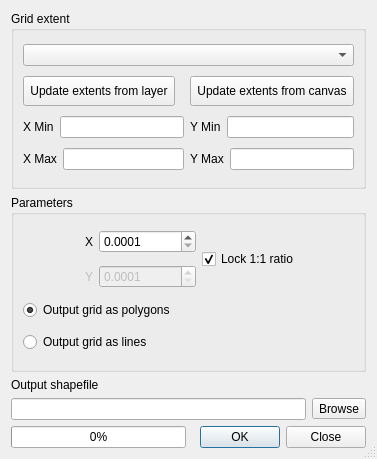
This is qgis/python/plugins/fTools/tools/frmVectorGrid.ui in sourcepole/qgis as Qt 5 draws it before an edit. The edited form follows.
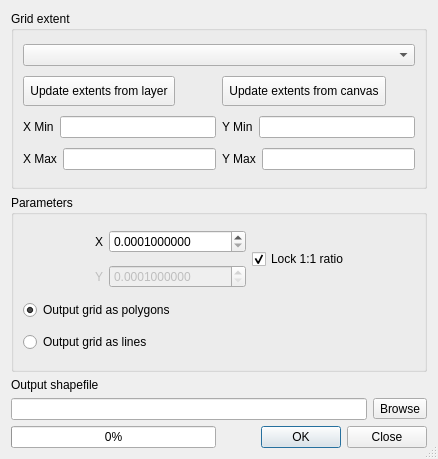
This is the edited form.

Commit message: allow for more precise grid dimentions in vector grid tool

```diff
--- a/qgis/python/plugins/fTools/tools/frmVectorGrid.ui
+++ b/qgis/python/plugins/fTools/tools/frmVectorGrid.ui
@@ -9,7 +9,7 @@
    <rect>
     <x>0</x>
     <y>0</y>
-    <width>377</width>
+    <width>438</width>
     <height>459</height>
    </rect>
   </property>
@@ -195,7 +195,7 @@
       <item row="0" column="2">
        <widget class="QDoubleSpinBox" name="spnX">
         <property name="decimals">
-         <number>4</number>
+         <number>10</number>
         </property>
         <property name="minimum">
          <double>0.000100000000000</double>
@@ -260,7 +260,7 @@
          <bool>false</bool>
         </property>
         <property name="decimals">
-         <number>4</number>
+         <number>10</number>
         </property>
         <property name="minimum">
          <double>0.000100000000000</double>
```
